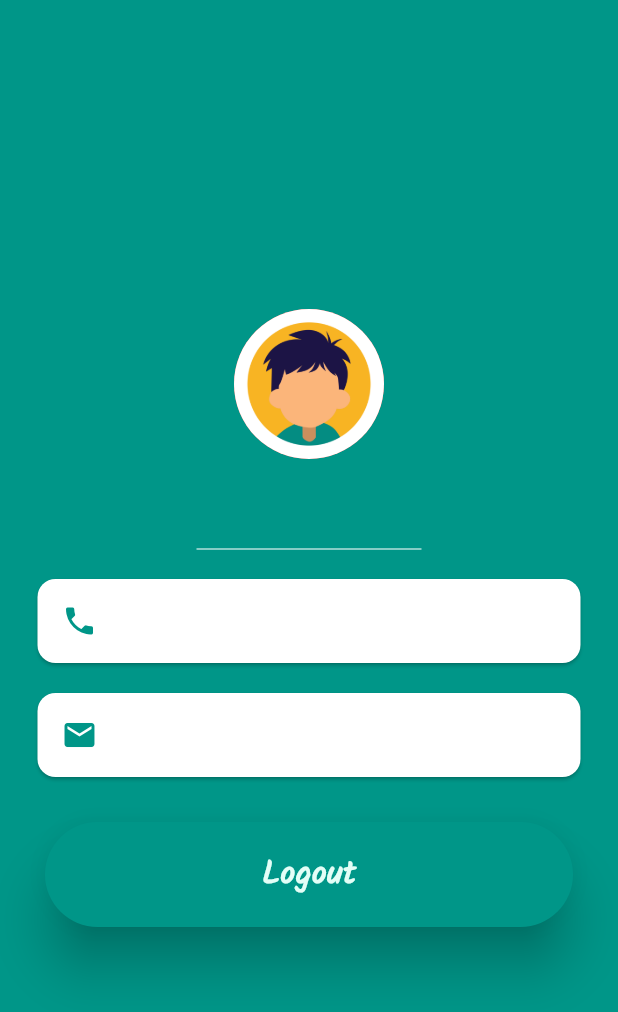
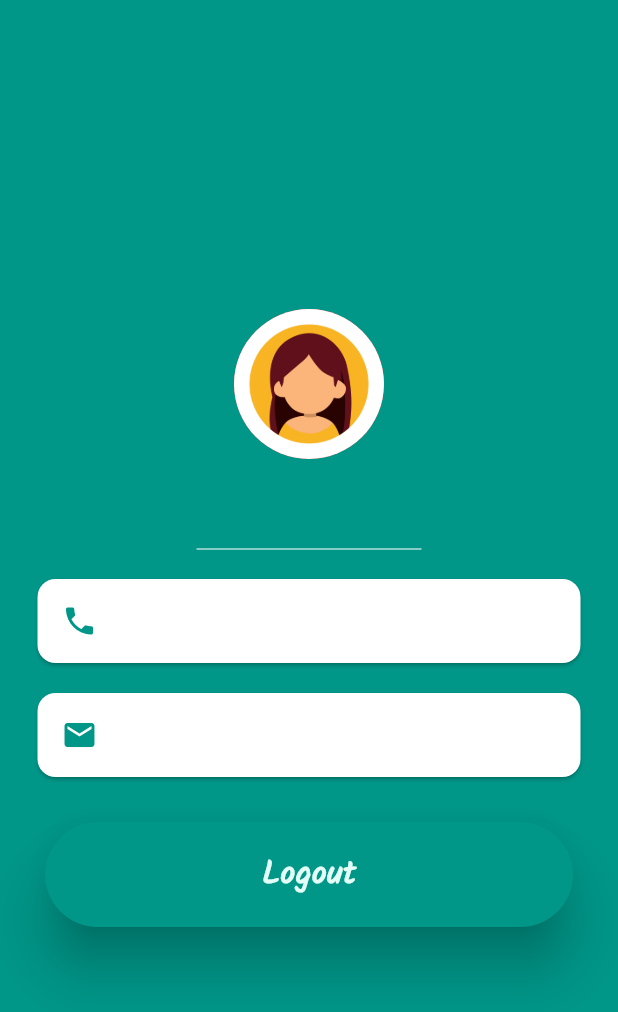
Before and after one commit to shivadey108P/form_flutter, a Flutter app: the screen it shows after launch, on a phone screen of 412 x 824 dp. Shown: the top 1012 px of the screen. Run offline on Flutter 3.47's test engine with Material 3 defaults, Android fonts, the phone set to English and light mode, and no system bars; our stand-ins replace cloud_firestore, firebase_auth, firebase_core, flutter_spinkit, fluttertoast, form_field_validator and 1 more; accounts and stored records are empty.

```diff
--- a/lib/home_screen.dart
+++ b/lib/home_screen.dart
@@ -70,10 +70,9 @@ class _HomeScreenState extends State<HomeScreen> {
             CircleAvatar(
                 radius: 50,
                 backgroundColor: Colors.red,
-              backgroundImage: gender == 'male'
-                  ? const AssetImage('images/girl.jpg')
-                  : const AssetImage('images/boy.jpg'),
-            ),
+                backgroundImage: gender == 'Male'
+                    ? const AssetImage('images/boy.jpg')
+                    : const AssetImage('images/girl.jpg')),
             Text(
               name,
               style: const TextStyle(
@@ -139,7 +138,8 @@ class _HomeScreenState extends State<HomeScreen> {
                 Navigator.pushNamedAndRemoveUntil(
                     context, LoginScreen.id, (Route<dynamic> route) => false);
               },
-                colour: Colors.teal)
+              colour: Colors.teal,
+            ),
           ],
         ),
       ),
```
Lines whose indentation alone changed are shown as unchanged.
